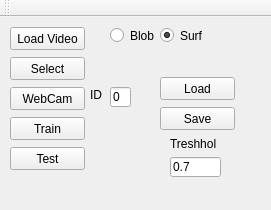
Above: BvTraining/trainingwindow.ui from iti-luebeck/HANSE2011 before the change. Below: the same form after it.
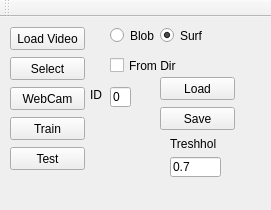
That is the form after the change.

```diff
--- a/BvTraining/trainingwindow.ui
+++ b/BvTraining/trainingwindow.ui
@@ -189,6 +189,19 @@
      <string>ID</string>
     </property>
    </widget>
+   <widget class="QCheckBox" name="dirBox">
+    <property name="geometry">
+     <rect>
+      <x>110</x>
+      <y>40</y>
+      <width>70</width>
+      <height>17</height>
+     </rect>
+    </property>
+    <property name="text">
+     <string>From Dir</string>
+    </property>
+   </widget>
   </widget>
   <widget class="QMenuBar" name="menuBar">
    <property name="geometry">
```
Left out of the diff: 2 changed lines with no effect on the pictures.
